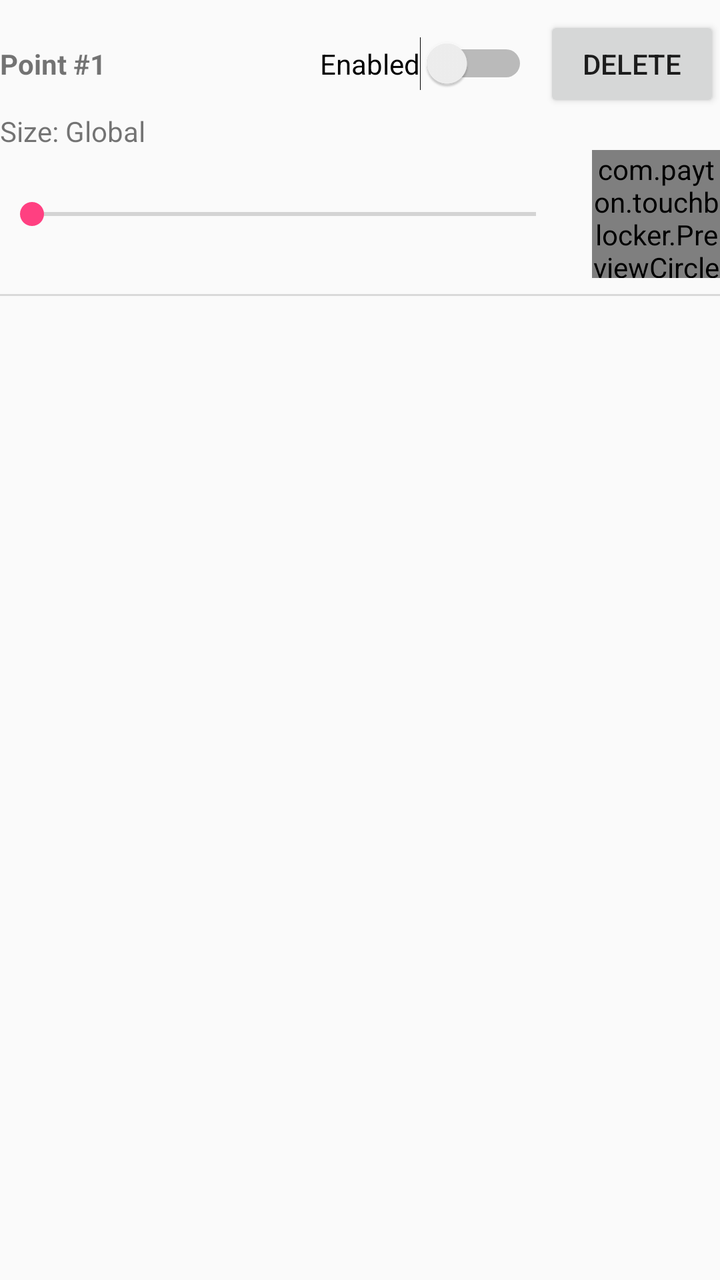
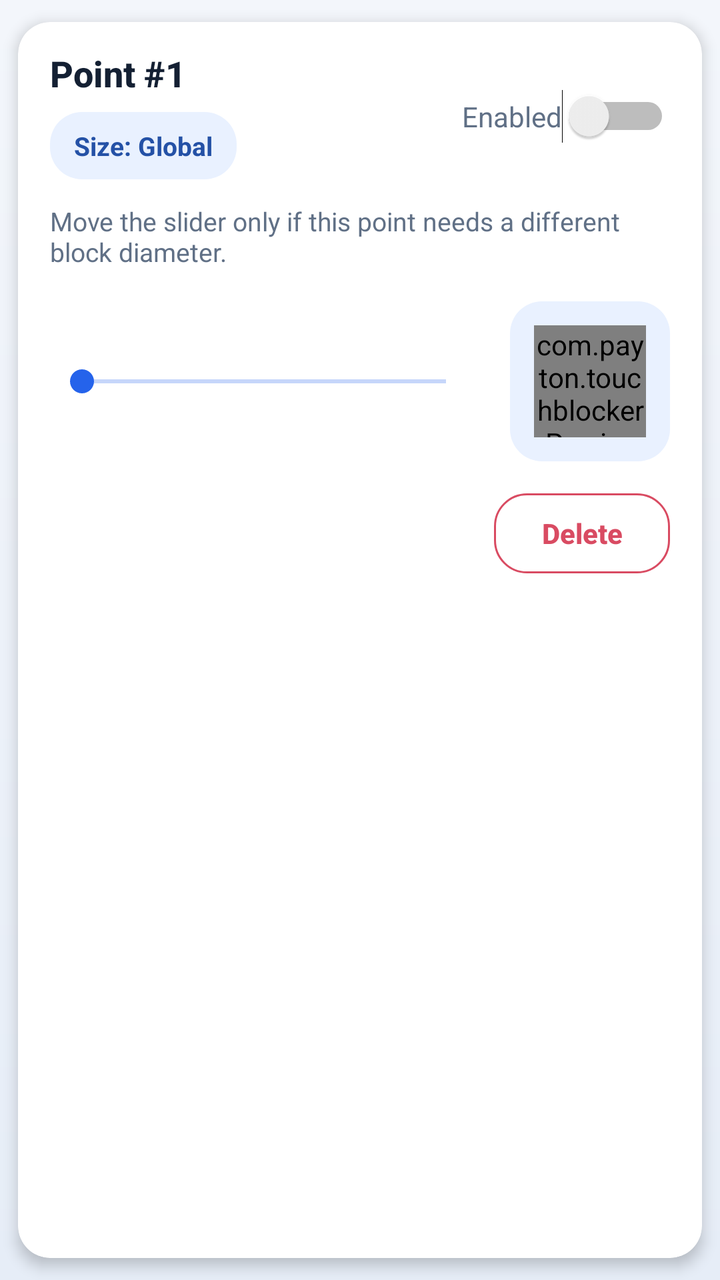

An Android layout rendered at two revisions. The XML below is the earlier revision; the diff shows what the commit changed to produce the second picture.
<!-- AndroidManifest.xml: application theme AppTheme -->
<!-- res/layout/item_point_row.xml -->
<?xml version="1.0" encoding="utf-8"?>
<LinearLayout
    xmlns:android="http://schemas.android.com/apk/res/android"
    android:layout_width="match_parent"
    android:layout_height="wrap_content"
    android:orientation="vertical"
    android:paddingTop="8dp"
    android:paddingBottom="8dp">

    <LinearLayout
        android:layout_width="match_parent"
        android:layout_height="wrap_content"
        android:orientation="horizontal"
        android:gravity="center_vertical">

        <TextView
            android:id="@+id/tv_point_title"
            android:layout_width="0dp"
            android:layout_height="wrap_content"
            android:layout_weight="1"
            android:text="Point #1"
            android:textStyle="bold" />

        <Switch
            android:id="@+id/sw_enabled"
            android:layout_width="wrap_content"
            android:layout_height="wrap_content"
            android:text="Enabled" />

        <Button
            android:id="@+id/btn_delete"
            android:layout_width="wrap_content"
            android:layout_height="wrap_content"
            android:layout_marginStart="8dp"
            android:text="Delete" />
    </LinearLayout>

    <TextView
        android:id="@+id/tv_point_size"
        android:layout_width="wrap_content"
        android:layout_height="wrap_content"
        android:text="Size: Global" />

    <LinearLayout
        android:layout_width="match_parent"
        android:layout_height="wrap_content"
        android:orientation="horizontal"
        android:gravity="center_vertical">

        <SeekBar
            android:id="@+id/sb_point_size"
            android:layout_width="0dp"
            android:layout_height="wrap_content"
            android:layout_weight="1"
            android:max="600"
            android:progress="0" />

        <com.payton.touchblocker.PreviewCircleView
            android:id="@+id/preview_point"
            android:layout_width="64dp"
            android:layout_height="64dp"
            android:layout_marginStart="12dp" />
    </LinearLayout>

    <View
        android:layout_width="match_parent"
        android:layout_height="1dp"
        android:layout_marginTop="8dp"
        android:background="#22000000" />

</LinearLayout>
<!-- resources referenced by this layout -->
<resources>
  <style name="AppTheme" parent="Theme.AppCompat.Light.NoActionBar">
          
          <item name="colorPrimary">@color/colorPrimary</item>
          <item name="colorPrimaryDark">@color/colorPrimaryDark</item>
          <item name="colorAccent">@color/colorAccent</item>
          <item name="android:windowFullscreen">true</item>
      </style>
  <color name="colorPrimary">#3F51B5</color>
  <color name="colorPrimaryDark">#303F9F</color>
  <color name="colorAccent">#FF4081</color>
</resources>

<!-- the commit's change to res/layout/item_point_row.xml (unified diff, before → after) -->
@@ -1,71 +1,100 @@
 <?xml version="1.0" encoding="utf-8"?>
-<LinearLayout
-    xmlns:android="http://schemas.android.com/apk/res/android"
+<android.support.v7.widget.CardView xmlns:android="http://schemas.android.com/apk/res/android"
+    xmlns:app="http://schemas.android.com/apk/res-auto"
     android:layout_width="match_parent"
     android:layout_height="wrap_content"
-    android:orientation="vertical"
-    android:paddingTop="8dp"
-    android:paddingBottom="8dp">
+    android:layout_marginBottom="@dimen/space_l"
+    app:cardBackgroundColor="@color/colorSurface"
+    app:cardCornerRadius="@dimen/corner_medium"
+    app:cardElevation="4dp"
+    app:cardUseCompatPadding="true">
 
     <LinearLayout
         android:layout_width="match_parent"
         android:layout_height="wrap_content"
-        android:orientation="horizontal"
-        android:gravity="center_vertical">
+        android:orientation="vertical"
+        android:padding="@dimen/space_l">
+
+        <LinearLayout
+            android:layout_width="match_parent"
+            android:layout_height="wrap_content"
+            android:gravity="center_vertical"
+            android:orientation="horizontal">
+
+            <LinearLayout
+                android:layout_width="0dp"
+                android:layout_height="wrap_content"
+                android:layout_weight="1"
+                android:orientation="vertical">
+
+                <TextView
+                    android:id="@+id/tv_point_title"
+                    style="@style/TextAppearance.App.CardTitle"
+                    android:layout_width="wrap_content"
+                    android:layout_height="wrap_content"
+                    android:text="Point #1" />
+
+                <TextView
+                    android:id="@+id/tv_point_size"
+                    style="@style/Widget.App.InfoChip"
+                    android:layout_width="wrap_content"
+                    android:layout_height="wrap_content"
+                    android:layout_marginTop="@dimen/space_s"
+                    android:text="Size: Global" />
+            </LinearLayout>
+
+            <Switch
+                android:id="@+id/sw_enabled"
+                android:layout_width="wrap_content"
+                android:layout_height="wrap_content"
+                android:layout_marginStart="@dimen/space_m"
+                android:text="Enabled"
+                android:textColor="@color/textSecondary" />
+        </LinearLayout>
 
         <TextView
-            android:id="@+id/tv_point_title"
-            android:layout_width="0dp"
+            style="@style/TextAppearance.App.Caption"
+            android:layout_width="match_parent"
             android:layout_height="wrap_content"
-            android:layout_weight="1"
-            android:text="Point #1"
-            android:textStyle="bold" />
+            android:layout_marginTop="@dimen/space_m"
+            android:text="Move the slider only if this point needs a different block diameter." />
 
-        <Switch
-            android:id="@+id/sw_enabled"
-            android:layout_width="wrap_content"
+        <LinearLayout
+            android:layout_width="match_parent"
             android:layout_height="wrap_content"
-            android:text="Enabled" />
+            android:layout_marginTop="@dimen/space_l"
+            android:gravity="center_vertical"
+            android:orientation="horizontal">
+
+            <SeekBar
+                android:id="@+id/sb_point_size"
+                android:layout_width="0dp"
+                android:layout_height="wrap_content"
+                android:layout_weight="1"
+                android:max="600"
+                android:progress="0" />
+
+            <FrameLayout
+                android:layout_width="wrap_content"
+                android:layout_height="wrap_content"
+                android:layout_marginStart="@dimen/space_l"
+                android:background="@drawable/bg_info_chip"
+                android:padding="@dimen/space_m">
+
+                <com.payton.touchblocker.PreviewCircleView
+                    android:id="@+id/preview_point"
+                    android:layout_width="56dp"
+                    android:layout_height="56dp" />
+            </FrameLayout>
+        </LinearLayout>
 
         <Button
             android:id="@+id/btn_delete"
+            style="@style/Widget.App.DangerOutlineButton"
             android:layout_width="wrap_content"
             android:layout_height="wrap_content"
-            android:layout_marginStart="8dp"
+            android:layout_gravity="end"
+            android:layout_marginTop="@dimen/space_l"
             android:text="Delete" />
     </LinearLayout>
-
-    <TextView
-        android:id="@+id/tv_point_size"
-        android:layout_width="wrap_content"
-        android:layout_height="wrap_content"
-        android:text="Size: Global" />
-
-    <LinearLayout
-        android:layout_width="match_parent"
-        android:layout_height="wrap_content"
-        android:orientation="horizontal"
-        android:gravity="center_vertical">
-
-        <SeekBar
-            android:id="@+id/sb_point_size"
-            android:layout_width="0dp"
-            android:layout_height="wrap_content"
-            android:layout_weight="1"
-            android:max="600"
-            android:progress="0" />
-
-        <com.payton.touchblocker.PreviewCircleView
-            android:id="@+id/preview_point"
-            android:layout_width="64dp"
-            android:layout_height="64dp"
-            android:layout_marginStart="12dp" />
-    </LinearLayout>
-
-    <View
-        android:layout_width="match_parent"
-        android:layout_height="1dp"
-        android:layout_marginTop="8dp"
-        android:background="#22000000" />
-
-</LinearLayout>
+</android.support.v7.widget.CardView>
<!-- resource entries referenced after the edit -->
@@ -1,14 +1,103 @@
 <!-- resources referenced by this layout -->
 <resources>
+  <color name="colorSurface">#FFFFFFFF</color>
+  <color name="textSecondary">#607086</color>
+  <dimen name="corner_medium">16dp</dimen>
+  <dimen name="space_l">16dp</dimen>
+  <dimen name="space_m">12dp</dimen>
+  <dimen name="space_s">8dp</dimen>
+  <!-- drawable bg_info_chip (drawable) -->
+  <?xml version="1.0" encoding="utf-8"?>
+  <shape xmlns:android="http://schemas.android.com/apk/res/android"
+      android:shape="rectangle">
+      <corners android:radius="@dimen/corner_medium" />
+      <solid android:color="@color/infoChipBg" />
+  </shape>
+  <style name="TextAppearance.App.Caption">
+          <item name="android:textColor">@color/textSecondary</item>
+          <item name="android:textSize">13sp</item>
+      </style>
+  <style name="TextAppearance.App.CardTitle">
+          <item name="android:textColor">@color/textPrimary</item>
+          <item name="android:textSize">18sp</item>
+          <item name="android:textStyle">bold</item>
+          <item name="android:fontFamily">sans-serif-medium</item>
+          <item name="android:includeFontPadding">false</item>
+      </style>
+  <style name="Widget.App.DangerOutlineButton" parent="Widget.AppCompat.Button">
+          <item name="android:background">@drawable/bg_button_danger_outline</item>
+          <item name="android:textColor">@color/danger</item>
+          <item name="android:textSize">14sp</item>
+          <item name="android:textStyle">bold</item>
+          <item name="android:textAllCaps">false</item>
+          <item name="android:minHeight">@dimen/button_height_compact</item>
+          <item name="android:paddingLeft">@dimen/space_l</item>
+          <item name="android:paddingRight">@dimen/space_l</item>
+      </style>
+  <style name="Widget.App.InfoChip">
+          <item name="android:background">@drawable/bg_info_chip</item>
+          <item name="android:textColor">@color/infoChipText</item>
+          <item name="android:textSize">13sp</item>
+          <item name="android:textStyle">bold</item>
+          <item name="android:paddingLeft">@dimen/space_m</item>
+          <item name="android:paddingTop">@dimen/space_s</item>
+          <item name="android:paddingRight">@dimen/space_m</item>
+          <item name="android:paddingBottom">@dimen/space_s</item>
+      </style>
   <style name="AppTheme" parent="Theme.AppCompat.Light.NoActionBar">
           
           <item name="colorPrimary">@color/colorPrimary</item>
           <item name="colorPrimaryDark">@color/colorPrimaryDark</item>
           <item name="colorAccent">@color/colorAccent</item>
           <item name="android:windowFullscreen">true</item>
+          <item name="android:windowBackground">@drawable/bg_screen_gradient</item>
+          <item name="android:colorBackground">@color/colorBackground</item>
+          <item name="android:textColorPrimary">@color/textPrimary</item>
+          <item name="android:textColorSecondary">@color/textSecondary</item>
+          <item name="colorControlNormal">@color/colorPrimary</item>
+          <item name="colorControlActivated">@color/colorPrimary</item>
+          <item name="colorControlHighlight">@color/infoChipBg</item>
       </style>
-  <color name="colorPrimary">#3F51B5</color>
-  <color name="colorPrimaryDark">#303F9F</color>
-  <color name="colorAccent">#FF4081</color>
+  <color name="infoChipBg">#E9F1FF</color>
+  <color name="textPrimary">#142033</color>
+  <!-- drawable bg_button_danger_outline (drawable) -->
+  <?xml version="1.0" encoding="utf-8"?>
+  <selector xmlns:android="http://schemas.android.com/apk/res/android">
+      <item android:state_pressed="true">
+          <shape android:shape="rectangle">
+              <corners android:radius="@dimen/corner_medium" />
+              <solid android:color="#14D94B62" />
+              <stroke
+                  android:width="1dp"
+                  android:color="@color/danger" />
+          </shape>
+      </item>
+  
+      <item>
+          <shape android:shape="rectangle">
+              <corners android:radius="@dimen/corner_medium" />
+              <solid android:color="@android:color/transparent" />
+              <stroke
+                  android:width="1dp"
+                  android:color="@color/danger" />
+          </shape>
+      </item>
+  </selector>
+  <color name="danger">#D94B62</color>
+  <dimen name="button_height_compact">40dp</dimen>
+  <color name="infoChipText">#2451A6</color>
+  <color name="colorPrimary">#2563EB</color>
+  <color name="colorPrimaryDark">#1D4ED8</color>
+  <color name="colorAccent">#2563EB</color>
+  <!-- drawable bg_screen_gradient (drawable) -->
+  <?xml version="1.0" encoding="utf-8"?>
+  <shape xmlns:android="http://schemas.android.com/apk/res/android">
+      <gradient
+          android:angle="270"
+          android:endColor="@color/colorBackgroundBottom"
+          android:startColor="@color/colorBackground" />
+  </shape>
+  <color name="colorBackground">#F3F6FB</color>
+  <color name="colorBackgroundBottom">#E6EDF7</color>
 </resources>
 
